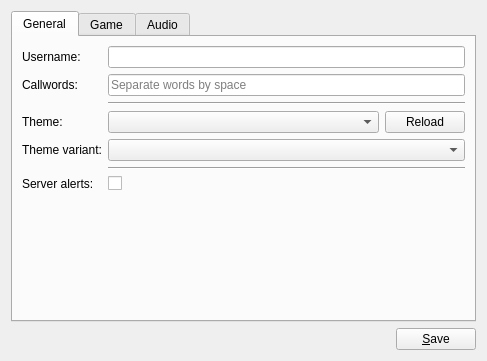
Above: res/ui/config_panel.ui from lambdcalculus/AO2-Client before the change. Below: the same form after it.
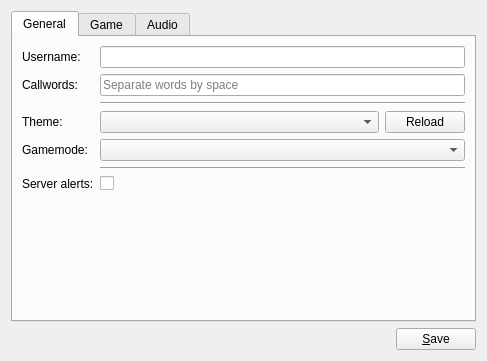
That is the form after the change.

Commit message: Rename variants to gamemodes

Patch:
```diff
--- a/res/ui/config_panel.ui
+++ b/res/ui/config_panel.ui
@@ -120,7 +120,7 @@
        <item row="4" column="0">
         <widget class="QLabel" name="theme_variant_label">
          <property name="text">
-          <string>Theme variant:</string>
+          <string>Gamemode:</string>
          </property>
         </widget>
        </item>
```
Left out of the diff: 4 changed lines with no effect on the pictures. The commit also changes 15 other files.
